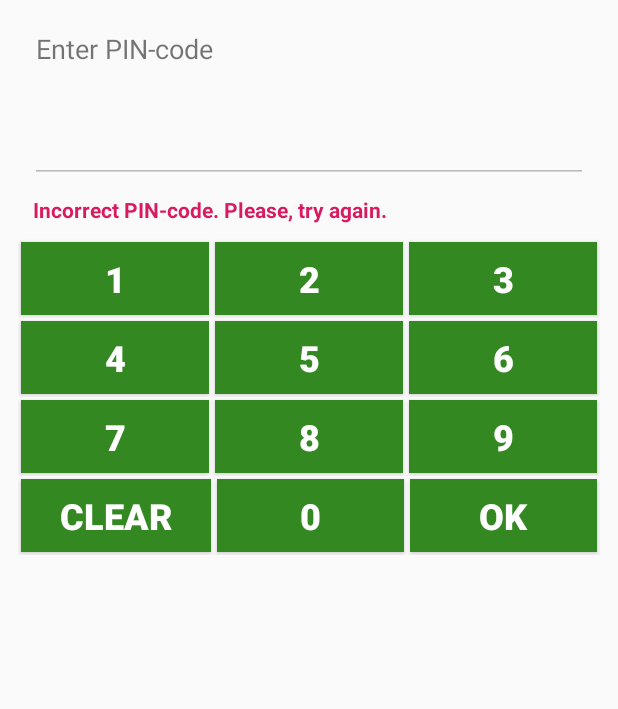
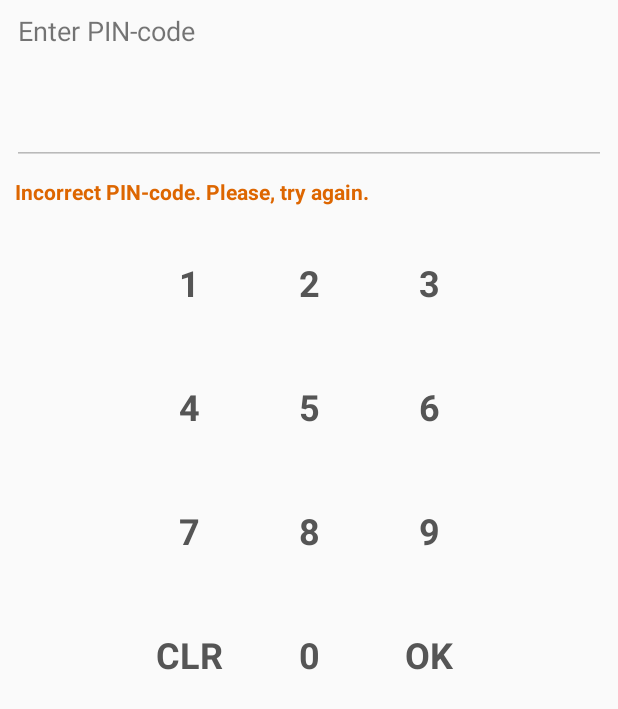
Before and after one commit to konachan700/mew-temporary, an Android app: the layout x01_pincode_fragment.xml on its own in the app's theme, with its tools: preview values and no code run, on a phone screen of 412 x 824 dp. Shown: the top 709 px of the screen. Run offline under Robolectric (Android 15) with nearby library versions, the phone set to English and light mode, and no system bars.

Commit message:
add some features

```diff
--- a/MeWSync/app/build.gradle
+++ b/MeWSync/app/build.gradle
@@ -41,6 +41,10 @@ dependencies {
     // LOAD ANIMATIONS
     implementation 'com.github.ybq:Android-SpinKit:1.2.0'
 
+    // DIALOGS
+    implementation 'com.afollestad.material-dialogs:core:2.0.0'
+    implementation 'com.afollestad.material-dialogs:input:2.0.0'
+
     // ICONS
     implementation 'ru.ztrap.iconics:core-ktx:1.0.3'
     implementation 'ru.ztrap.iconics:views-ktx:1.0.3'
--- a/MeWSync/app/src/main/AndroidManifest.xml
+++ b/MeWSync/app/src/main/AndroidManifest.xml
@@ -41,7 +41,6 @@
                 android:theme="@style/AppTheme.NoActionBar">
             <intent-filter>
                 <action android:name="android.intent.action.MAIN"/>
-
                 <category android:name="android.intent.category.LAUNCHER"/>
             </intent-filter>
         </activity>
--- a/MeWSync/app/src/main/java/com/mewhpm/mewsync/DeviceActivity.kt
+++ b/MeWSync/app/src/main/java/com/mewhpm/mewsync/DeviceActivity.kt
@@ -76,7 +76,7 @@ class DeviceActivity : Activity() {
         }
 
         with (this.fragmentMenuButton) {
-            setImageIcon(generateIcon(GoogleMaterial.Icon.gmd_menu, R.color.colorWhite))
+            setImageIcon(generateIcon(GoogleMaterial.Icon.gmd_more_horiz, R.color.colorWhite))
             onClick {
 
             }
--- a/MeWSync/app/src/main/java/com/mewhpm/mewsync/data/BleDevice.kt
+++ b/MeWSync/app/src/main/java/com/mewhpm/mewsync/data/BleDevice.kt
@@ -24,4 +24,10 @@ class BleDevice {
 
     @DatabaseField
     var name: String = EMPTY
+
+    @DatabaseField
+    var text: String = EMPTY
+
+    @DatabaseField
+    var default: Boolean = false
 }
--- a/MeWSync/app/src/main/java/com/mewhpm/mewsync/fragments/PinCodeBaseDialogFragment.kt
+++ b/MeWSync/app/src/main/java/com/mewhpm/mewsync/ui/pinpad/PinCodeBaseDialogFragment.kt
@@ -1,4 +1,4 @@
-package com.mewhpm.mewsync.fragments
+package com.mewhpm.mewsync.ui.pinpad
 
 import android.os.Bundle
 import android.view.LayoutInflater
@@ -21,6 +21,8 @@ abstract class PinCodeBaseDialogFragment: androidx.fragment.app.DialogFragment()
     override fun onCreateView(inflater: LayoutInflater, container: ViewGroup?, savedInstanceState: Bundle?): View? {
         val view = inflater.inflate(R.layout.x01_pincode_fragment, container, false)
         view.pincodeBox1.text.clear()
+
+        dialog?.window?.setBackgroundDrawableResource(R.drawable.x00_dialog_bg)
 
         view.button11.onClick { addNumber("1") }
         view.button12.onClick { addNumber("2") }
--- a/MeWSync/app/src/main/java/com/mewhpm/mewsync/fragments/PinCodeCreateDialogFragment.kt
+++ b/MeWSync/app/src/main/java/com/mewhpm/mewsync/ui/pinpad/PinCodeCreateDialogFragment.kt
@@ -1,7 +1,6 @@
-package com.mewhpm.mewsync.fragments
+package com.mewhpm.mewsync.ui.pinpad
 
 import android.os.Bundle
-import android.util.Log
 import android.view.LayoutInflater
 import android.view.View
 import android.view.ViewGroup
--- a/MeWSync/app/src/main/java/com/mewhpm/mewsync/fragments/PinCodeVerifyDialogFragment.kt
+++ b/MeWSync/app/src/main/java/com/mewhpm/mewsync/ui/pinpad/PinCodeVerifyDialogFragment.kt
@@ -1,4 +1,4 @@
-package com.mewhpm.mewsync.fragments
+package com.mewhpm.mewsync.ui.pinpad
 
 import android.os.Bundle
 import android.view.LayoutInflater
--- /dev/null
+++ b/MeWSync/app/src/main/res/drawable/x00_round_button_01_bg.xml
@@ -0,0 +1,15 @@
+<?xml version="1.0" encoding="utf-8"?>
+<selector xmlns:android="http://schemas.android.com/apk/res/android">
+<item android:state_pressed="false">
+    <shape android:shape="oval">
+        <solid android:color="#00000000"/>
+        <stroke android:color="#00000000" android:width="1dp"/>
+    </shape>
+</item>
+<item android:state_pressed="true">
+    <shape android:shape="oval">
+        <solid android:color="#77CCCCCC"/>
+        <stroke android:color="#77CCCCCC"/>
+    </shape>
+</item>
+</selector>
--- a/MeWSync/app/src/main/res/layout/x01_pincode_fragment.xml
+++ b/MeWSync/app/src/main/res/layout/x01_pincode_fragment.xml
@@ -1,8 +1,7 @@
 <?xml version="1.0" encoding="utf-8"?>
 <LinearLayout xmlns:android="http://schemas.android.com/apk/res/android"
-              android:orientation="vertical"
               android:layout_width="match_parent"
-              android:layout_height="match_parent" android:padding="12dp">
+              android:layout_height="match_parent" android:orientation="vertical">
 
     <TextView
             android:text="Enter PIN-code"
@@ -22,111 +21,114 @@
             android:text="Incorrect PIN-code. Please, try again."
             android:layout_width="match_parent"
             android:layout_height="wrap_content" android:id="@+id/incorrectPinWarning" android:layout_marginLeft="10dp"
-            android:layout_marginBottom="10dp" android:textStyle="bold" android:textColor="@color/colorAccent"/>
+            android:layout_marginBottom="10dp" android:textStyle="bold" android:textColor="@color/colorBrandDefaultElement"/>
+
     <LinearLayout
             android:orientation="horizontal"
             android:layout_width="match_parent"
-            android:layout_height="wrap_content">
+            android:layout_height="wrap_content" android:gravity="center" android:layout_margin="0dp"
+            android:padding="1dp">
         <Button
                 android:text="1"
+                android:id="@+id/button11"
                 android:layout_width="wrap_content"
-                android:layout_height="wrap_content" android:id="@+id/button11" android:layout_weight="1"
-                android:layout_margin="2dp" android:textStyle="bold" android:textSize="24sp"
-                android:background="@color/colorBrandDark1" android:textColor="@color/colorWhite"
-                android:padding="8dp" android:enabled="true"/>
+                android:layout_height="wrap_content"
+                android:enabled="true"
+                style="@style/RoundButtonTheme"/>
         <Button
                 android:text="2"
+                android:id="@+id/button12"
                 android:layout_width="wrap_content"
-                android:layout_margin="2dp"
-                android:layout_height="wrap_content" android:id="@+id/button12" android:layout_weight="1"
-                android:textStyle="bold" android:textSize="24sp" android:background="@color/colorBrandDark1"
-                android:textColor="@color/colorWhite" android:padding="8dp" android:enabled="true"/>
+                android:layout_height="wrap_content"
+                android:enabled="true"
+                style="@style/RoundButtonTheme"/>
         <Button
                 android:text="3"
+                android:id="@+id/button13"
                 android:layout_width="wrap_content"
-                android:layout_margin="2dp"
-                android:layout_height="wrap_content" android:id="@+id/button13" android:layout_weight="1"
-                android:textStyle="bold" android:textSize="24sp" android:background="@color/colorBrandDark1"
-                android:textColor="@color/colorWhite" android:padding="8dp" android:enabled="true"/>
+                android:layout_height="wrap_content"
+                android:enabled="true"
+                style="@style/RoundButtonTheme"/>
     </LinearLayout>
     <LinearLayout
             android:orientation="horizontal"
             android:layout_width="match_parent"
-            android:layout_height="wrap_content">
+            android:layout_height="wrap_content" android:gravity="center" android:layout_margin="0dp"
+            android:padding="1dp">
         <Button
                 android:text="4"
-                android:layout_margin="2dp"
+                android:id="@+id/button21"
                 android:layout_width="wrap_content"
                 android:layout_height="wrap_content"
-                android:id="@+id/button21"
-                android:layout_weight="1" android:textStyle="bold" android:textSize="24sp"
-                android:background="@color/colorBrandDark1" android:textColor="@color/colorWhite"
-                android:padding="8dp" android:enabled="true"/>
+                android:enabled="true"
+                style="@style/RoundButtonTheme"/>
         <Button
                 android:text="5"
-                android:layout_margin="2dp"
+                android:id="@+id/button22"
                 android:layout_width="wrap_content"
-                android:layout_height="wrap_content" android:id="@+id/button22" android:layout_weight="1"
-                android:textStyle="bold" android:textSize="24sp" android:background="@color/colorBrandDark1"
-                android:textColor="@color/colorWhite" android:padding="8dp" android:enabled="true"/>
+                android:layout_height="wrap_content"
+                android:enabled="true"
+                style="@style/RoundButtonTheme"/>
         <Button
                 android:text="6"
-                android:layout_margin="2dp"
+                android:id="@+id/button23"
                 android:layout_width="wrap_content"
-                android:layout_height="wrap_content" android:id="@+id/button23" android:layout_weight="1"
-                android:textStyle="bold" android:textSize="24sp" android:background="@color/colorBrandDark1"
-                android:textColor="@color/colorWhite" android:padding="8dp" android:enabled="true"/>
+                android:layout_height="wrap_content"
+                android:enabled="true"
+                style="@style/RoundButtonTheme"/>
     </LinearLayout>
     <LinearLayout
             android:orientation="horizontal"
             android:layout_width="match_parent"
-            android:layout_height="wrap_content">
+            android:layout_height="wrap_content" android:gravity="center" android:layout_margin="0dp"
+            android:padding="1dp">
         <Button
                 android:text="7"
-                android:layout_margin="2dp"
+                android:id="@+id/button31"
                 android:layout_width="wrap_content"
-                android:layout_height="wrap_content" android:id="@+id/button31" android:layout_weight="1"
-                android:textStyle="bold" android:textSize="24sp" android:background="@color/colorBrandDark1"
-                android:textColor="@color/colorWhite" android:padding="8dp" android:enabled="true"/>
+                android:layout_height="wrap_content"
+                android:enabled="true"
+                style="@style/RoundButtonTheme"/>
         <Button
                 android:text="8"
-                android:layout_margin="2dp"
+                android:id="@+id/button32"
                 android:layout_width="wrap_content"
-                android:layout_height="wrap_content" android:id="@+id/button32" android:layout_weight="1"
-                android:textStyle="bold" android:textSize="24sp" android:background="@color/colorBrandDark1"
-                android:textColor="@color/colorWhite" android:padding="8dp" android:enabled="true"/>
+                android:layout_height="wrap_content"
+                android:enabled="true"
+                style="@style/RoundButtonTheme"/>
         <Button
                 android:text="9"
-                android:layout_margin="2dp"
+                android:id="@+id/button33"
                 android:layout_width="wrap_content"
-                android:layout_height="wrap_content" android:id="@+id/button33" android:layout_weight="1"
-                android:textStyle="bold" android:textSize="24sp" android:background="@color/colorBrandDark1"
-                android:textColor="@color/colorWhite" android:padding="8dp" android:enabled="true"/>
+                android:layout_height="wrap_content"
+                android:enabled="true"
+                style="@style/RoundButtonTheme"/>
     </LinearLayout>
     <LinearLayout
             android:orientation="horizontal"
             android:layout_width="match_parent"
-            android:layout_height="wrap_content">
+            android:layout_height="wrap_content" android:gravity="center" android:layout_margin="0dp"
+            android:padding="1dp">
         <Button
-                android:text="CLEAR"
-                android:layout_margin="2dp"
+                android:text="CLR"
+                android:id="@+id/button41"
                 android:layout_width="wrap_content"
-                android:layout_height="wrap_content" android:id="@+id/button41" android:layout_weight="1"
-                android:textStyle="bold" android:textSize="24sp" android:background="@color/colorBrandDark1"
-                android:textColor="@color/colorWhite" android:padding="8dp" android:enabled="true"/>
+                android:layout_height="wrap_content"
+                android:enabled="true"
+                style="@style/RoundButtonTheme"/>
         <Button
                 android:text="0"
-                android:layout_margin="2dp"
+                android:id="@+id/button42"
                 android:layout_width="wrap_content"
-                android:layout_height="wrap_content" android:id="@+id/button42" android:layout_weight="1"
-                android:textStyle="bold" android:textSize="24sp" android:background="@color/colorBrandDark1"
-                android:textColor="@color/colorWhite" android:padding="8dp" android:enabled="true"/>
+                android:layout_height="wrap_content"
+                android:enabled="true"
+                style="@style/RoundButtonTheme"/>
         <Button
                 android:text="OK"
-                android:layout_margin="2dp"
+                android:id="@+id/button43"
                 android:layout_width="wrap_content"
-                android:layout_height="wrap_content" android:id="@+id/button43" android:layout_weight="1"
-                android:textStyle="bold" android:textSize="24sp" android:background="@color/colorBrandDark1"
-                android:textColor="@color/colorWhite" android:padding="8dp" android:enabled="true"/>
+                android:layout_height="wrap_content"
+                android:enabled="true"
+                style="@style/RoundButtonTheme"/>
     </LinearLayout>
 </LinearLayout>
--- a/MeWSync/app/src/main/res/values/strings.xml
+++ b/MeWSync/app/src/main/res/values/strings.xml
@@ -13,4 +13,7 @@
     <string name="stop_scanning">Stop scanning</string>
     <string name="passwords">Passwords</string>
     <string name="sync_with_device">Sync with MeW</string>
+    <string name="change_description">Change</string>
+    <string name="back">Back</string>
+    <string name="change_desc">Change descrition</string>
 </resources>
--- a/MeWSync/app/src/main/res/values/styles.xml
+++ b/MeWSync/app/src/main/res/values/styles.xml
@@ -1,11 +1,11 @@
 <resources>
 
     <!-- Base application theme. -->
-    <style name="AppTheme" parent="Theme.AppCompat.Light.DarkActionBar">
+    <style name="AppTheme" parent="Theme.MaterialComponents.Light.DarkActionBar.Bridge">
         <!-- Customize your theme here. -->
         <item name="colorPrimary">@color/colorPrimary</item>
         <item name="colorPrimaryDark">@color/colorBrandDark3</item>
-        <item name="colorAccent">@color/colorAccent</item>
+        <item name="colorAccent">@color/colorBrandDefaultElement</item>
     </style>
     <style name="AppTheme.NoActionBar">
         <item name="windowActionBar">false</item>
@@ -14,4 +14,13 @@
     <style name="AppTheme.AppBarOverlay" parent="ThemeOverlay.AppCompat.Dark.ActionBar"/>
     <style name="AppTheme.PopupOverlay" parent="ThemeOverlay.AppCompat.Light"/>
 
+    <style name="RoundButtonTheme" parent="Theme.AppCompat.Light">
+        <item name="android:textColor">#555555</item>
+        <item name="android:minHeight">77dp</item>
+        <item name="android:minWidth">77dp</item>
+        <item name="android:layout_margin">1dp</item>
+        <item name="android:textSize">24sp</item>
+        <item name="android:textStyle">bold</item>
+        <item name="android:background">@drawable/x00_round_button_01_bg</item>
+    </style>
 </resources>
```
Also changed, not shown: MeWSync/app/src/main/java/com/mewhpm/mewsync/MainActivity.kt (+24 -11 lines), MeWSync/app/src/main/java/com/mewhpm/mewsync/dao/KnownDevicesDao.kt (+24 -1 lines), MeWSync/app/src/main/java/com/mewhpm/mewsync/fragments/DeviceDiscoveryDialogFragment.kt (+9 -7 lines), MeWSync/app/src/main/java/com/mewhpm/mewsync/fragments/DevicesFragment.kt (+14 -7 lines), MeWSync/app/src/main/java/com/mewhpm/mewsync/ui/pinpad/Pinpad.kt (added, +32 -0 lines), MeWSync/app/src/main/java/com/mewhpm/mewsync/ui/recyclerview/impl/RecyclerViewBleDiscoveryImpl.kt (+3 -13 lines), MeWSync/app/src/main/java/com/mewhpm/mewsync/ui/recyclerview/impl/RecyclerViewDevicesImpl.kt (+21 -16 lines), MeWSync/app/src/main/res/drawable/x00_dialog_bg.xml (added, +7 -0 lines).
